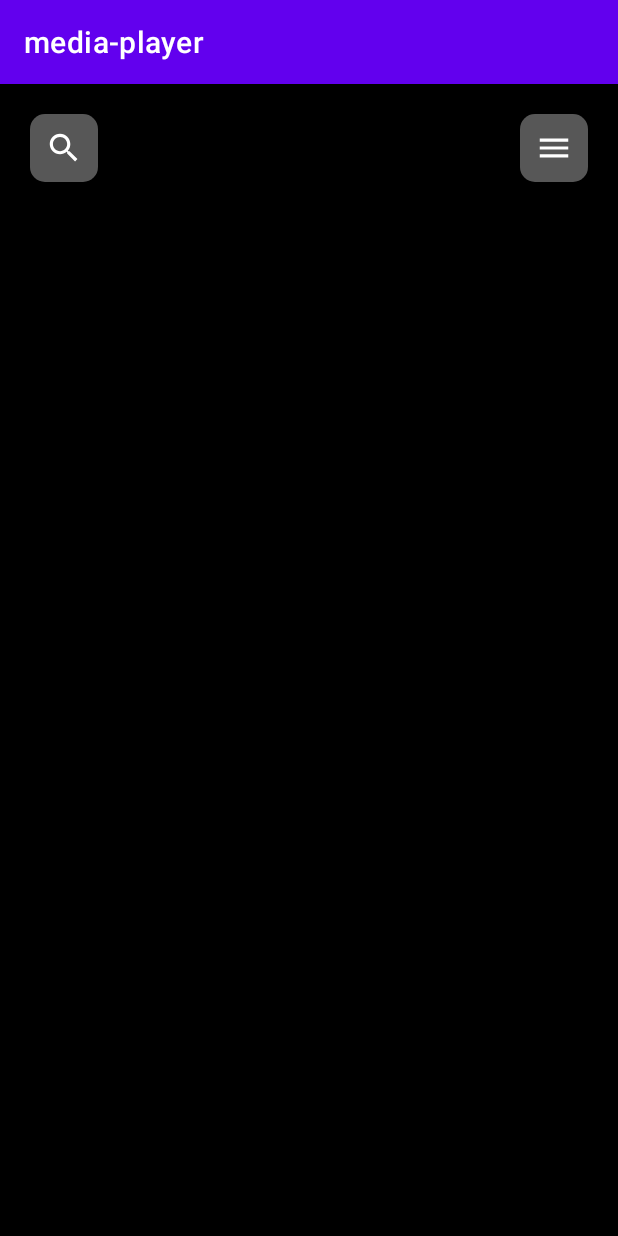
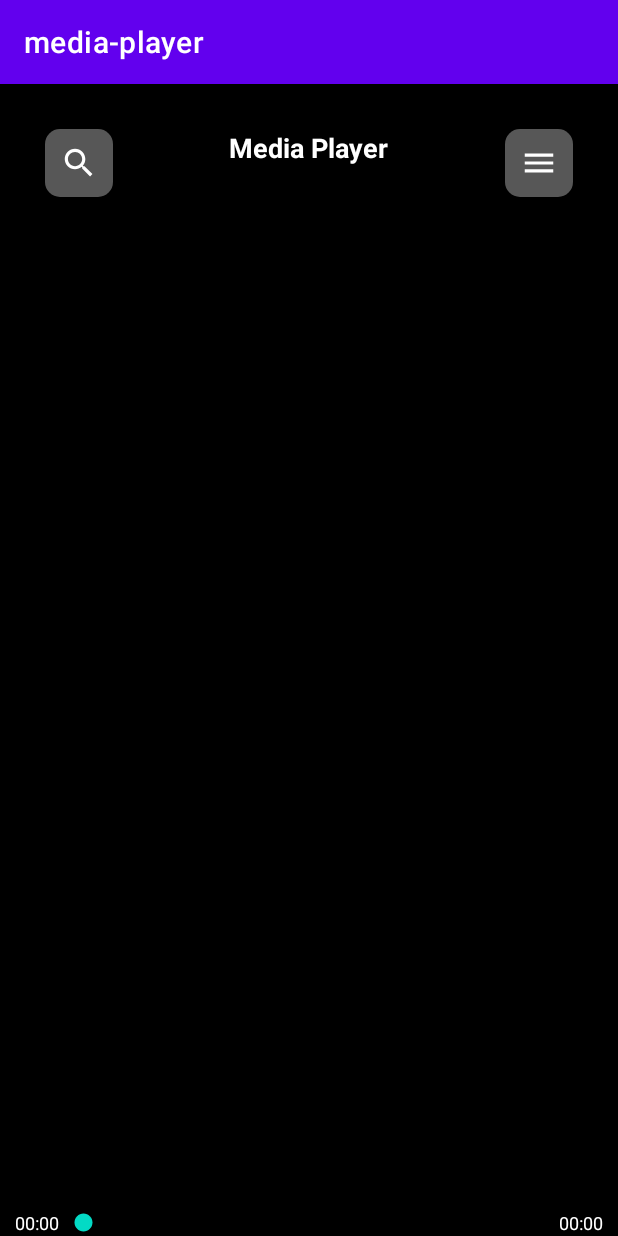
Before and after one commit to AnawaratneMANA/ANDROID-MEDIA-PLAYER, an Android app: the screen it shows after launch (MainActivity), on a phone screen of 412 x 824 dp. Run offline under Robolectric (Android 15) with nearby library versions, the phone set to English and light mode, and no system bars.

Commit message:
Header and Footer Created.

```diff
--- a/app/src/main/res/layout/activity_main.xml
+++ b/app/src/main/res/layout/activity_main.xml
@@ -8,8 +8,9 @@
     tools:context=".MainActivity">
 
     <RelativeLayout
+        android:padding="10dp"
         android:layout_width="match_parent"
-        android:layout_height="match_parent">
+        android:layout_height="wrap_content">
         <LinearLayout
             android:layout_marginStart="20dp"
             android:layout_marginTop="20dp"
@@ -23,6 +24,16 @@
                 android:src="@drawable/search_icon"/>
 
         </LinearLayout>
+
+        <TextView
+            android:layout_width="wrap_content"
+            android:layout_height="wrap_content"
+            android:layout_centerInParent="true"
+            android:text="Media Player"
+            android:textColor="#FFF"
+            android:textSize="18sp"
+            android:textStyle="bold"/>
+
         <LinearLayout
             android:layout_width="wrap_content"
             android:layout_height="wrap_content"
@@ -38,7 +49,45 @@
                 android:src="@drawable/menu_icon"/>
 
         </LinearLayout>
+    </RelativeLayout>
+    <LinearLayout
+        android:layout_width="match_parent"
+        android:layout_height="wrap_content"
+        android:orientation="vertical"
+        android:layout_alignParentBottom="true">
+        <RelativeLayout
+            android:layout_width="match_parent"
+            android:layout_height="wrap_content">
 
-    </RelativeLayout>
+            <TextView
+                android:id="@+id/start_time"
+                android:layout_marginStart="10dp"
+                android:layout_centerVertical="true"
+                android:textColor="#FFF"
+                android:layout_width="wrap_content"
+                android:layout_height="wrap_content"
+                android:textSize="12sp"
+                android:text="00:00"/>
+
+            <SeekBar
+                android:id="@+id/seek_bar"
+                android:layout_width="match_parent"
+                android:layout_toStartOf="@id/end_time"
+                android:layout_toEndOf="@id/start_time"
+                android:layout_height="wrap_content"/>
+
+            <TextView
+                android:id="@+id/end_time"
+                android:layout_marginEnd="10dp"
+                android:layout_centerVertical="true"
+                android:textColor="#FFF"
+                android:textSize="12sp"
+                android:layout_alignParentEnd="true"
+                android:layout_width="wrap_content"
+                android:layout_height="wrap_content"
+                android:text="00:00"/>
+
+        </RelativeLayout>
+    </LinearLayout>
 
 </RelativeLayout>
```
